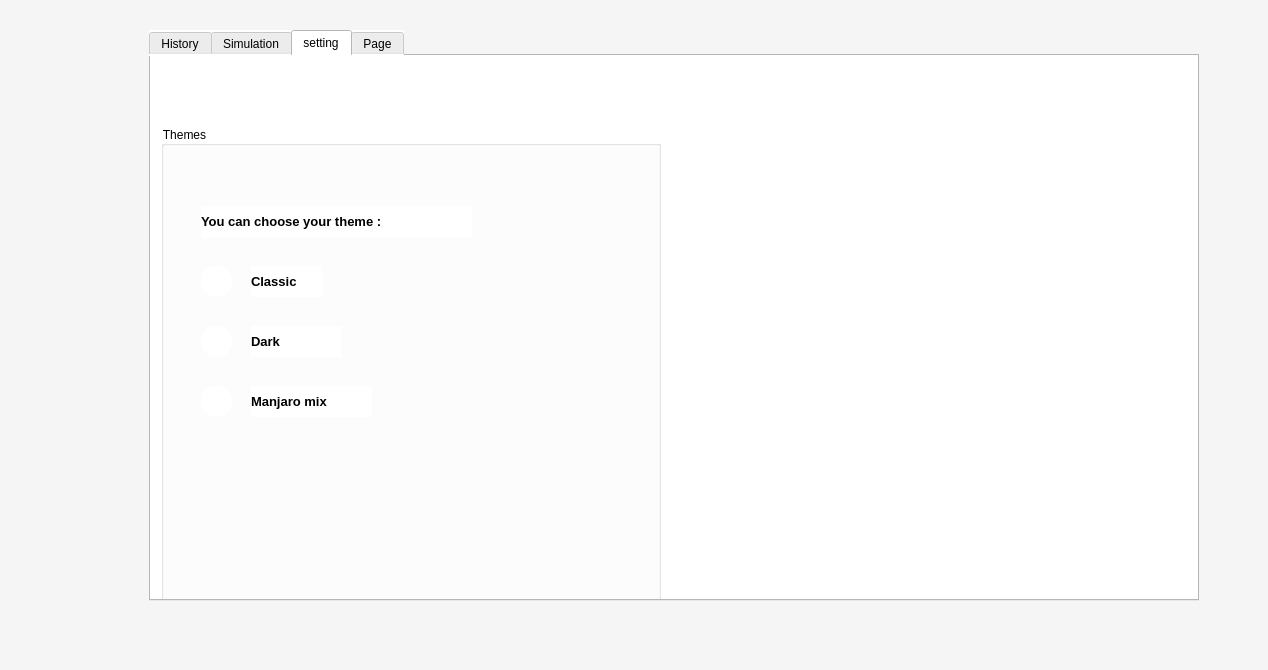
Above: front/Apps.ui from sajadghandehari/Design-ejector-simulation-software before the change. Below: the same form after it.
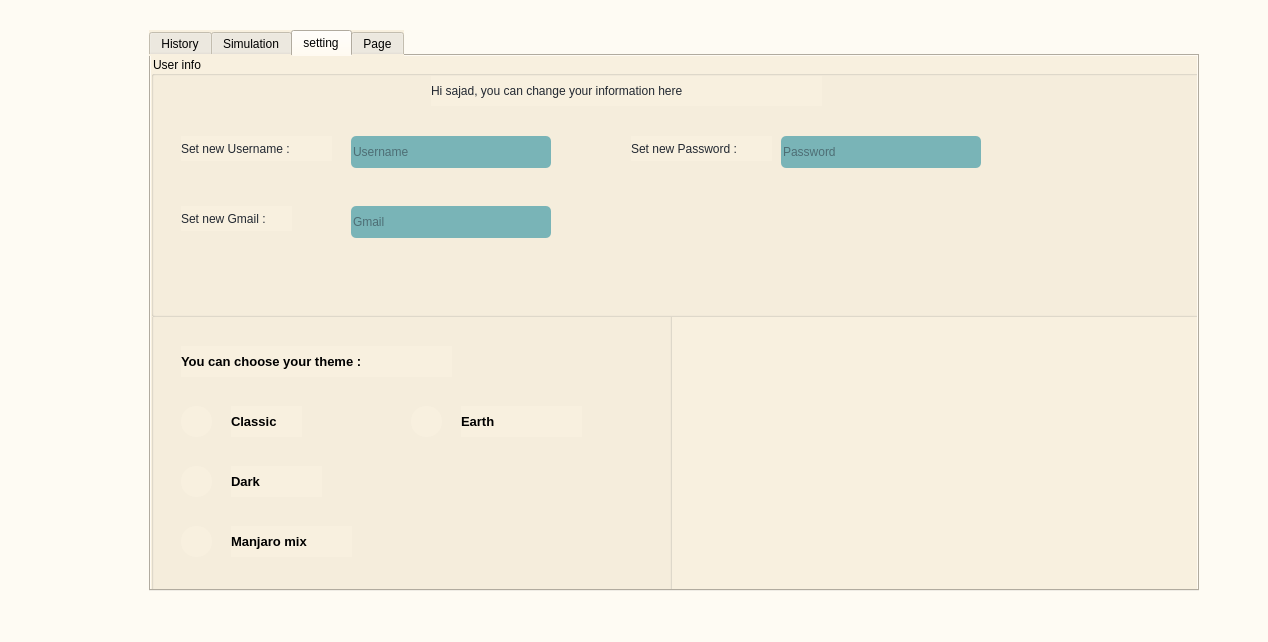
That is the form after the change. The open tabs and pages were chosen to show the change. Icons and pictures are not drawn.

Patch:
```diff
--- a/front/Apps.ui
+++ b/front/Apps.ui
@@ -7,14 +7,14 @@
     <x>0</x>
     <y>0</y>
     <width>1268</width>
-    <height>670</height>
+    <height>642</height>
    </rect>
   </property>
   <property name="windowTitle">
    <string>MainWindow</string>
   </property>
   <property name="styleSheet">
-   <string notr="true">background-color: #F5F5F5;
+   <string notr="true">background-color: rgb(254, 251, 243);
  
 </string>
   </property>
@@ -103,16 +103,15 @@
       <x>149</x>
       <y>30</y>
       <width>1050</width>
-      <height>571</height>
+      <height>561</height>
      </rect>
     </property>
     <property name="mouseTracking">
      <bool>false</bool>
     </property>
     <property name="styleSheet">
-     <string notr="true">background-color: #F5F5DC;
-background-color: #F5F5F5;
-background-color: #FFFFFF;
+     <string notr="true">background-color: rgb(248, 240, 223);
+
 </string>
     </property>
     <property name="tabShape">
@@ -1176,23 +1175,23 @@
      <widget class="QGroupBox" name="groupBox_2">
       <property name="geometry">
        <rect>
-        <x>10</x>
-        <y>70</y>
-        <width>500</width>
-        <height>550</height>
+        <x>0</x>
+        <y>250</y>
+        <width>521</width>
+        <height>311</height>
        </rect>
       </property>
       <property name="styleSheet">
        <string notr="true">font: 87 11pt &quot;Roboto Black&quot;;</string>
       </property>
       <property name="title">
-       <string>Themes</string>
+       <string/>
       </property>
       <widget class="QLabel" name="label_24">
        <property name="geometry">
         <rect>
-         <x>40</x>
-         <y>80</y>
+         <x>30</x>
+         <y>40</y>
          <width>271</width>
          <height>31</height>
         </rect>
@@ -1204,8 +1203,8 @@
       <widget class="QPushButton" name="classic">
        <property name="geometry">
         <rect>
-         <x>40</x>
-         <y>140</y>
+         <x>30</x>
+         <y>100</y>
          <width>31</width>
          <height>31</height>
         </rect>
@@ -1229,8 +1228,8 @@
       <widget class="QPushButton" name="dark_blue">
        <property name="geometry">
         <rect>
-         <x>40</x>
-         <y>200</y>
+         <x>30</x>
+         <y>160</y>
          <width>31</width>
          <height>31</height>
         </rect>
@@ -1254,8 +1253,8 @@
       <widget class="QPushButton" name="mnjaromix">
        <property name="geometry">
         <rect>
-         <x>40</x>
-         <y>260</y>
+         <x>30</x>
+         <y>220</y>
          <width>31</width>
          <height>31</height>
         </rect>
@@ -1279,8 +1278,8 @@
       <widget class="QLabel" name="label_25">
        <property name="geometry">
         <rect>
-         <x>90</x>
-         <y>140</y>
+         <x>80</x>
+         <y>100</y>
          <width>71</width>
          <height>31</height>
         </rect>
@@ -1292,8 +1291,8 @@
       <widget class="QLabel" name="label_26">
        <property name="geometry">
         <rect>
-         <x>90</x>
-         <y>200</y>
+         <x>80</x>
+         <y>160</y>
          <width>91</width>
          <height>31</height>
         </rect>
@@ -1305,8 +1304,8 @@
       <widget class="QLabel" name="label_27">
        <property name="geometry">
         <rect>
-         <x>90</x>
-         <y>260</y>
+         <x>80</x>
+         <y>220</y>
          <width>121</width>
          <height>31</height>
         </rect>
@@ -1316,6 +1315,212 @@
        </property>
        <property name="text">
         <string>&lt;html&gt;&lt;head/&gt;&lt;body&gt;&lt;p&gt;&lt;span style=&quot; font-size:10pt; font-weight:600;&quot;&gt;Manjaro mix&lt;/span&gt;&lt;/p&gt;&lt;/body&gt;&lt;/html&gt;</string>
+       </property>
+      </widget>
+      <widget class="QPushButton" name="Earth">
+       <property name="geometry">
+        <rect>
+         <x>260</x>
+         <y>100</y>
+         <width>31</width>
+         <height>31</height>
+        </rect>
+       </property>
+       <property name="styleSheet">
+        <string notr="true">QPushButton {
+    border-radius: 15px;
+    background: qradialgradient(
+        cx: 0.3, cy: -0.4, fx: 0.3, fy: -0.4,
+        radius: 1.35, stop: 0 #609966
+        );
+    padding: 5px;
+    }
+
+</string>
+       </property>
+       <property name="text">
+        <string/>
+       </property>
+      </widget>
+      <widget class="QLabel" name="label_14">
+       <property name="geometry">
+        <rect>
+         <x>310</x>
+         <y>100</y>
+         <width>121</width>
+         <height>31</height>
+        </rect>
+       </property>
+       <property name="styleSheet">
+        <string notr="true"/>
+       </property>
+       <property name="text">
+        <string>&lt;html&gt;&lt;head/&gt;&lt;body&gt;&lt;p&gt;&lt;span style=&quot; font-size:10pt; font-weight:600;&quot;&gt;Earth&lt;/span&gt;&lt;/p&gt;&lt;/body&gt;&lt;/html&gt;</string>
+       </property>
+      </widget>
+     </widget>
+     <widget class="QGroupBox" name="groupBox">
+      <property name="geometry">
+       <rect>
+        <x>0</x>
+        <y>0</y>
+        <width>1050</width>
+        <height>261</height>
+       </rect>
+      </property>
+      <property name="styleSheet">
+       <string notr="true">font: 87 9pt &quot;Roboto Black&quot;;
+background-color: rgb(248, 240, 223);
+</string>
+      </property>
+      <property name="title">
+       <string>User info</string>
+      </property>
+      <widget class="QLabel" name="label_10">
+       <property name="geometry">
+        <rect>
+         <x>280</x>
+         <y>20</y>
+         <width>391</width>
+         <height>30</height>
+        </rect>
+       </property>
+       <property name="styleSheet">
+        <string notr="true">font: 87 11pt &quot;Roboto Black&quot;;
+color:  rgb(34, 40, 49);
+ </string>
+       </property>
+       <property name="text">
+        <string>Hi sajad, you can change your information here</string>
+       </property>
+      </widget>
+      <widget class="QLineEdit" name="create_username">
+       <property name="geometry">
+        <rect>
+         <x>200</x>
+         <y>80</y>
+         <width>200</width>
+         <height>32</height>
+        </rect>
+       </property>
+       <property name="styleSheet">
+        <string notr="true">font: 75 8pt &quot;Calibri (Body)&quot;;
+background-color: rgb(121, 180, 183);
+color: rgb(34, 40, 49);
+border-radius:5px;
+
+
+
+</string>
+       </property>
+       <property name="text">
+        <string/>
+       </property>
+       <property name="placeholderText">
+        <string>Username</string>
+       </property>
+      </widget>
+      <widget class="QLabel" name="label_11">
+       <property name="geometry">
+        <rect>
+         <x>30</x>
+         <y>80</y>
+         <width>151</width>
+         <height>25</height>
+        </rect>
+       </property>
+       <property name="styleSheet">
+        <string notr="true">color: rgb(34, 40, 49);
+ </string>
+       </property>
+       <property name="text">
+        <string>Set new Username :</string>
+       </property>
+      </widget>
+      <widget class="QLineEdit" name="create_gmail">
+       <property name="geometry">
+        <rect>
+         <x>200</x>
+         <y>150</y>
+         <width>200</width>
+         <height>32</height>
+        </rect>
+       </property>
+       <property name="styleSheet">
+        <string notr="true">font: 75 8pt &quot;Calibri (Body)&quot;;
+background-color: rgb(121, 180, 183);
+color: rgb(34, 40, 49);
+border-radius:5px;
+
+
+
+</string>
+       </property>
+       <property name="text">
+        <string/>
+       </property>
+       <property name="placeholderText">
+        <string>Gmail</string>
+       </property>
+      </widget>
+      <widget class="QLineEdit" name="create_password">
+       <property name="geometry">
+        <rect>
+         <x>630</x>
+         <y>80</y>
+         <width>200</width>
+         <height>32</height>
+        </rect>
+       </property>
+       <property name="styleSheet">
+        <string notr="true">font: 75 8pt &quot;Calibri (Body)&quot;;
+background-color: rgb(121, 180, 183);
+color: rgb(34, 40, 49);
+border-radius:5px;
+
+
+
+</string>
+       </property>
+       <property name="echoMode">
+        <enum>QLineEdit::Password</enum>
+       </property>
+       <property name="placeholderText">
+        <string>Password</string>
+       </property>
+      </widget>
+      <widget class="QLabel" name="label_12">
+       <property name="geometry">
+        <rect>
+         <x>30</x>
+         <y>150</y>
+         <width>111</width>
+         <height>25</height>
+        </rect>
+       </property>
+       <property name="styleSheet">
+        <string notr="true">color:  rgb(34, 40, 49);
+ </string>
+       </property>
+       <property name="text">
+        <string>Set new Gmail :</string>
+       </property>
+      </widget>
+      <widget class="QLabel" name="label_13">
+       <property name="geometry">
+        <rect>
+         <x>480</x>
+         <y>80</y>
+         <width>141</width>
+         <height>25</height>
+        </rect>
+       </property>
+       <property name="styleSheet">
+        <string notr="true">color:  rgb(34, 40, 49);
+ </string>
+       </property>
+       <property name="text">
+        <string>Set new Password :</string>
        </property>
       </widget>
      </widget>
```
Left out of the diff: 283 changed lines with no effect on the pictures.
